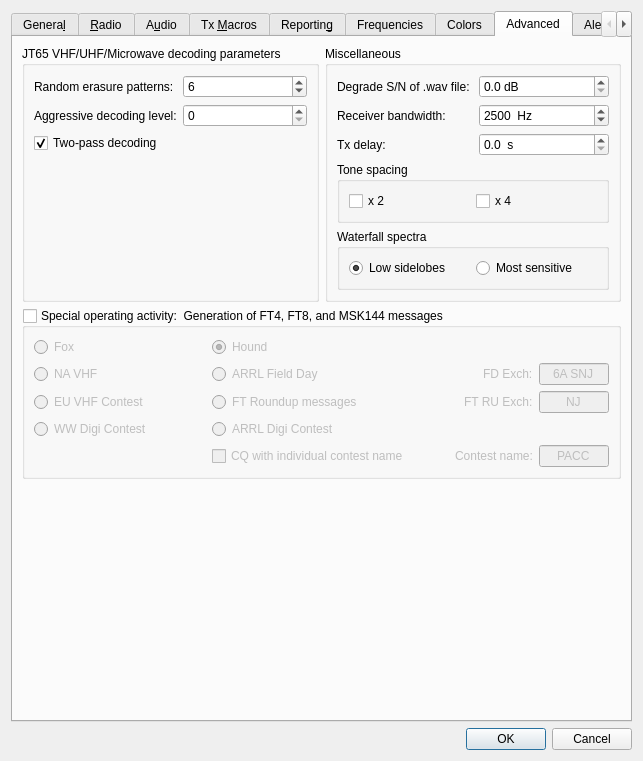
Qt form Configuration.ui (uaro-radio/wsjtx) before a commit.
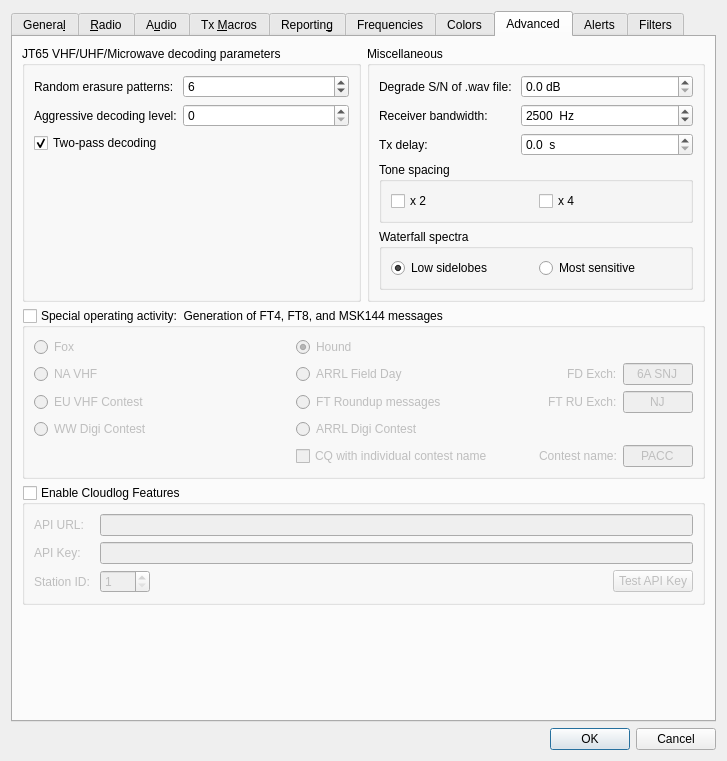
The same form after that commit. The open tabs and pages were chosen to show the change. Custom widgets are drawn as their Qt base class.

Patch:
```diff
--- a/Configuration.ui
+++ b/Configuration.ui
@@ -6,7 +6,7 @@
    <rect>
     <x>0</x>
     <y>0</y>
-    <width>643</width>
+    <width>727</width>
     <height>753</height>
    </rect>
   </property>
@@ -2984,6 +2984,22 @@
          </layout>
         </widget>
        </item>
+       <item row="3" column="0" colspan="2">
+        <spacer name="verticalSpacer_8">
+         <property name="orientation">
+          <enum>Qt::Vertical</enum>
+         </property>
+         <property name="sizeType">
+          <enum>QSizePolicy::Expanding</enum>
+         </property>
+         <property name="sizeHint" stdset="0">
+          <size>
+           <width>0</width>
+           <height>0</height>
+          </size>
+         </property>
+        </spacer>
+       </item>
        <item row="0" column="1">
         <widget class="QGroupBox" name="groupBox_5">
          <property name="title">
@@ -3157,17 +3173,110 @@
         </widget>
        </item>
        <item row="2" column="0" colspan="2">
-        <spacer name="verticalSpacer_8">
-         <property name="orientation">
-          <enum>Qt::Vertical</enum>
+        <widget class="QGroupBox" name="gbCloudlog">
+         <property name="sizePolicy">
+          <sizepolicy hsizetype="Preferred" vsizetype="Expanding">
+           <horstretch>0</horstretch>
+           <verstretch>0</verstretch>
+          </sizepolicy>
          </property>
-         <property name="sizeHint" stdset="0">
+         <property name="minimumSize">
           <size>
            <width>0</width>
            <height>0</height>
           </size>
          </property>
-        </spacer>
+         <property name="title">
+          <string>Enable Cloudlog Features</string>
+         </property>
+         <property name="checkable">
+          <bool>true</bool>
+         </property>
+         <property name="checked">
+          <bool>false</bool>
+         </property>
+         <layout class="QGridLayout" name="gridLayout_22">
+          <item row="0" column="0">
+           <layout class="QGridLayout" name="gridLayout_21">
+            <item row="0" column="0">
+             <widget class="QLabel" name="label_16">
+              <property name="text">
+               <string>API URL: </string>
+              </property>
+             </widget>
+            </item>
+            <item row="1" column="0">
+             <widget class="QLabel" name="label_17">
+              <property name="text">
+               <string>API Key: </string>
+              </property>
+             </widget>
+            </item>
+            <item row="2" column="0">
+             <widget class="QLabel" name="label_19">
+              <property name="text">
+               <string>Station ID: </string>
+              </property>
+             </widget>
+            </item>
+            <item row="2" column="1">
+             <widget class="QSpinBox" name="sbCloudlogStationID">
+              <property name="enabled">
+               <bool>true</bool>
+              </property>
+              <property name="minimumSize">
+               <size>
+                <width>50</width>
+                <height>0</height>
+               </size>
+              </property>
+              <property name="maximumSize">
+               <size>
+                <width>100</width>
+                <height>16777215</height>
+               </size>
+              </property>
+              <property name="minimum">
+               <number>1</number>
+              </property>
+              <property name="maximum">
+               <number>999</number>
+              </property>
+             </widget>
+            </item>
+            <item row="1" column="1" colspan="3">
+             <widget class="QLineEdit" name="leCloudlogApiKey"/>
+            </item>
+            <item row="0" column="1" colspan="3">
+             <widget class="QLineEdit" name="leCloudlogApiUrl"/>
+            </item>
+            <item row="2" column="3">
+             <widget class="QPushButton" name="pbTestCloudlog">
+              <property name="toolTip">
+               <string>&lt;html&gt;&lt;head/&gt;&lt;body&gt;&lt;p&gt;Test the Cloudlog API key.&lt;/p&gt;&lt;p&gt;The button will turn green if the API key is writable. It will turn orange if the API key is read-only. If the API key is inavalied it will turn red.&lt;/p&gt;&lt;/body&gt;&lt;/html&gt;</string>
+              </property>
+              <property name="text">
+               <string>Test API Key</string>
+              </property>
+             </widget>
+            </item>
+            <item row="2" column="2">
+             <spacer name="horizontalSpacer_13">
+              <property name="orientation">
+               <enum>Qt::Horizontal</enum>
+              </property>
+              <property name="sizeHint" stdset="0">
+               <size>
+                <width>40</width>
+                <height>20</height>
+               </size>
+              </property>
+             </spacer>
+            </item>
+           </layout>
+          </item>
+         </layout>
+        </widget>
        </item>
       </layout>
      </widget>
```
Left out of the diff: 146 changed lines with no effect on the pictures.
